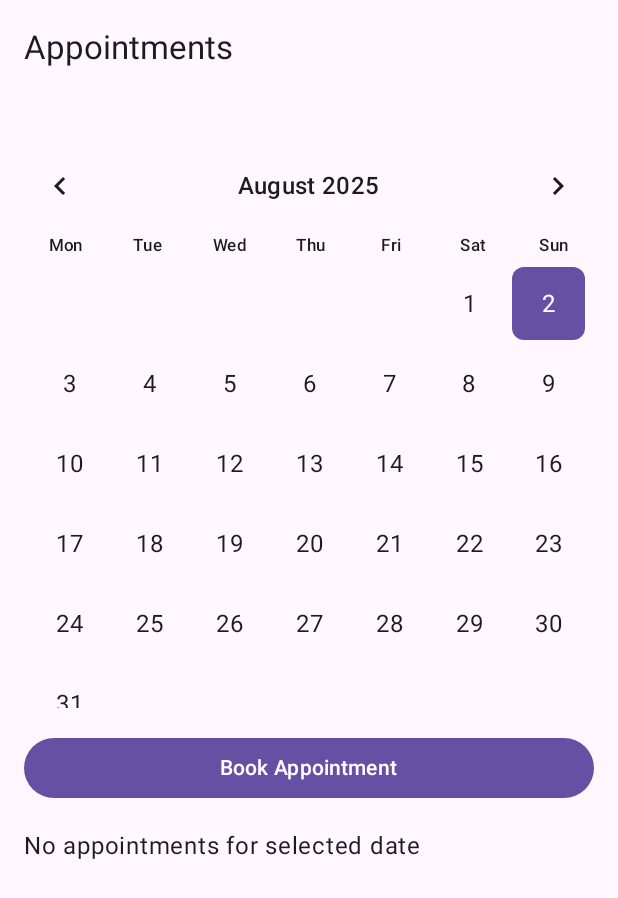
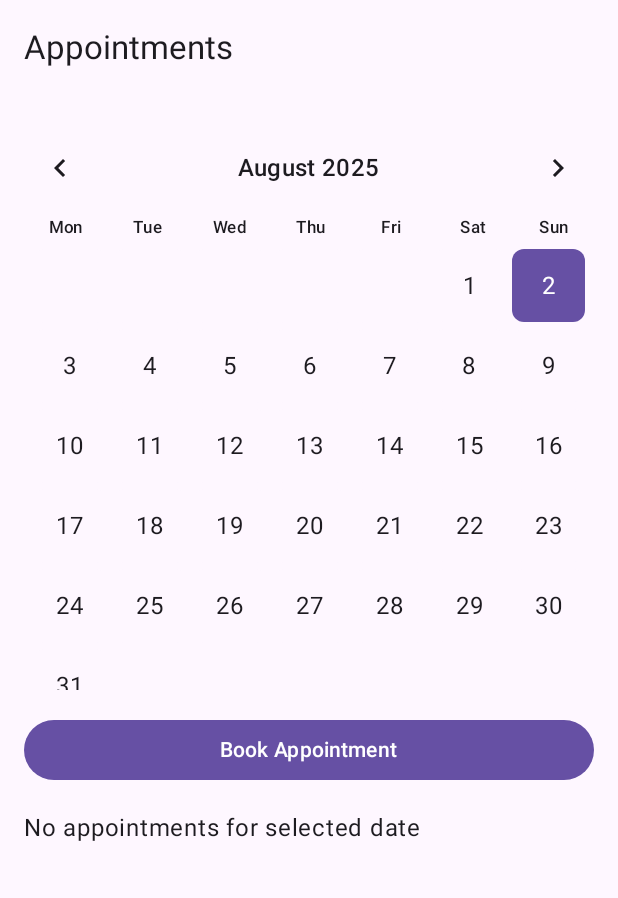
Before and after one commit to RoshanKER/PetCare, an Android app built with Jetpack Compose: the composable AppointmentScreen shown on its own in the app's theme, on a phone screen of 412 x 824 dp. Shown: the top 898 px of the screen. Run offline under Robolectric (Android 15) with nearby library versions, the phone set to English and light mode, and no system bars; our stand-ins replace Room's generated code, livedata-compose.

Commit message:
change in appointment screen

```diff
--- a/app/src/main/java/com/example/petcaring/ui/screens/AppointmentScreen.kt
+++ b/app/src/main/java/com/example/petcaring/ui/screens/AppointmentScreen.kt
@@ -4,6 +4,8 @@ import android.app.TimePickerDialog
 import android.os.Build
 import androidx.annotation.RequiresApi
 import androidx.compose.foundation.layout.*
+import androidx.compose.foundation.rememberScrollState
+import androidx.compose.foundation.verticalScroll
 import androidx.compose.material3.*
 import androidx.compose.runtime.*
 import androidx.compose.runtime.livedata.observeAsState
@@ -41,9 +43,9 @@ fun AppointmentScreen(
                 .fillMaxSize()
                 .padding(innerPadding)
                 .padding(16.dp)
+                .verticalScroll(rememberScrollState())
+
         ) {
-
-            Spacer(modifier = Modifier.height(12.dp))
 
             AppointmentCalendar(
                 appointments = appointments,
@@ -97,7 +99,10 @@ fun AppointmentList(
                     modifier = Modifier.fillMaxWidth()
                 ) {
                     Column(modifier = Modifier.padding(12.dp)) {
-                        Text("Pet: ${pet?.name ?: "Unknown"}", style = MaterialTheme.typography.titleMedium)
+                        Text(
+                            "Pet: ${pet?.name ?: "Unknown"}",
+                            style = MaterialTheme.typography.titleMedium
+                        )
                         Text("Time: ${appointment.time}")
                         Text("Description: ${appointment.description}")
                     }
```
Also changed, not shown: app/src/main/java/com/example/petcaring/MainActivity.kt (+4 -4 lines).
